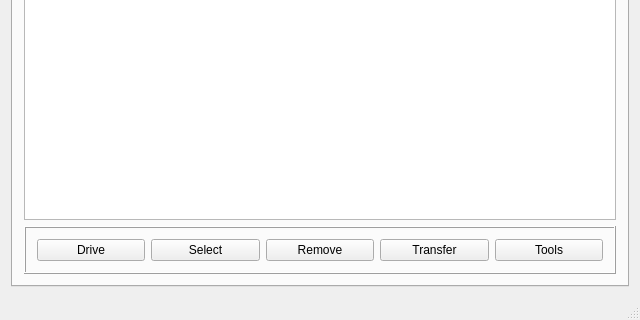
Qt form resources/ui/wiibafu.ui (evertonstz/wiibafu) before a commit; both pictures show x 0 to 640 and y 160 to 480 of the 640 by 480 pixel window.
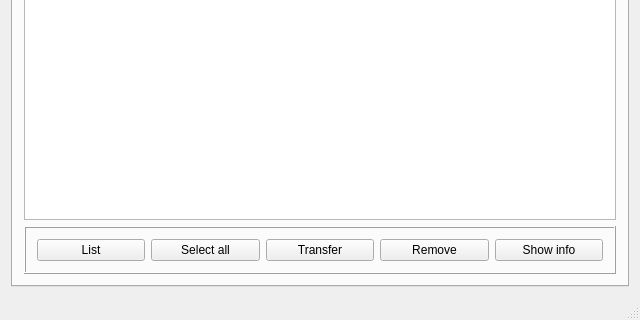
The same form after that commit. The open tabs and pages were chosen to show the change. Icons and pictures are not drawn.

Commit message: List games from WBFS partitions and view infos

The edit to the form file:
```diff
--- a/resources/ui/wiibafu.ui
+++ b/resources/ui/wiibafu.ui
@@ -177,14 +177,21 @@
            <item>
             <widget class="QPushButton" name="pushButton_HDD_Drive">
              <property name="text">
-              <string>Drive</string>
+              <string>List</string>
              </property>
             </widget>
            </item>
            <item>
             <widget class="QPushButton" name="pushButton_HDD_Select">
              <property name="text">
-              <string>Select</string>
+              <string>Select all</string>
+             </property>
+            </widget>
+           </item>
+           <item>
+            <widget class="QPushButton" name="pushButton_HDD_Transfer">
+             <property name="text">
+              <string>Transfer</string>
              </property>
             </widget>
            </item>
@@ -196,16 +203,9 @@
             </widget>
            </item>
            <item>
-            <widget class="QPushButton" name="pushButton_HDD_Transfer">
+            <widget class="QPushButton" name="pushButton_HDD_ShowInfo">
              <property name="text">
-              <string>Transfer</string>
-             </property>
-            </widget>
-           </item>
-           <item>
-            <widget class="QPushButton" name="pushButton_HDD_Tools">
-             <property name="text">
-              <string>Tools</string>
+              <string>Show info</string>
              </property>
             </widget>
            </item>
```
Left out of the diff: 8 changed lines with no effect on the pictures. The commit also changes 7 other files.
